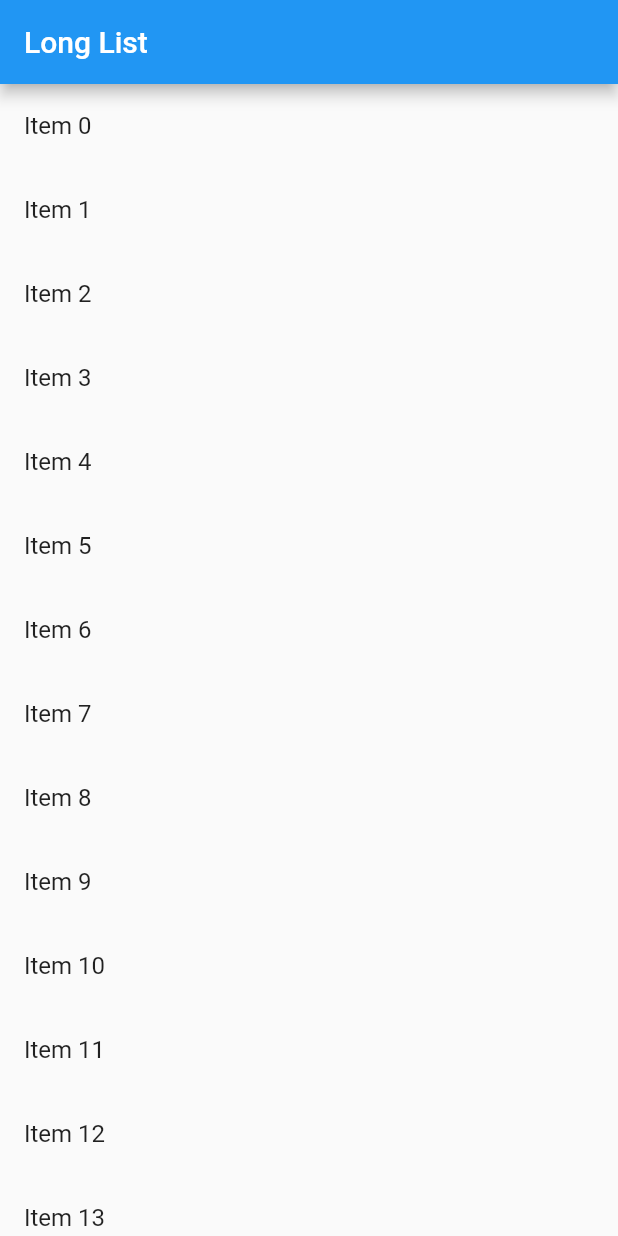
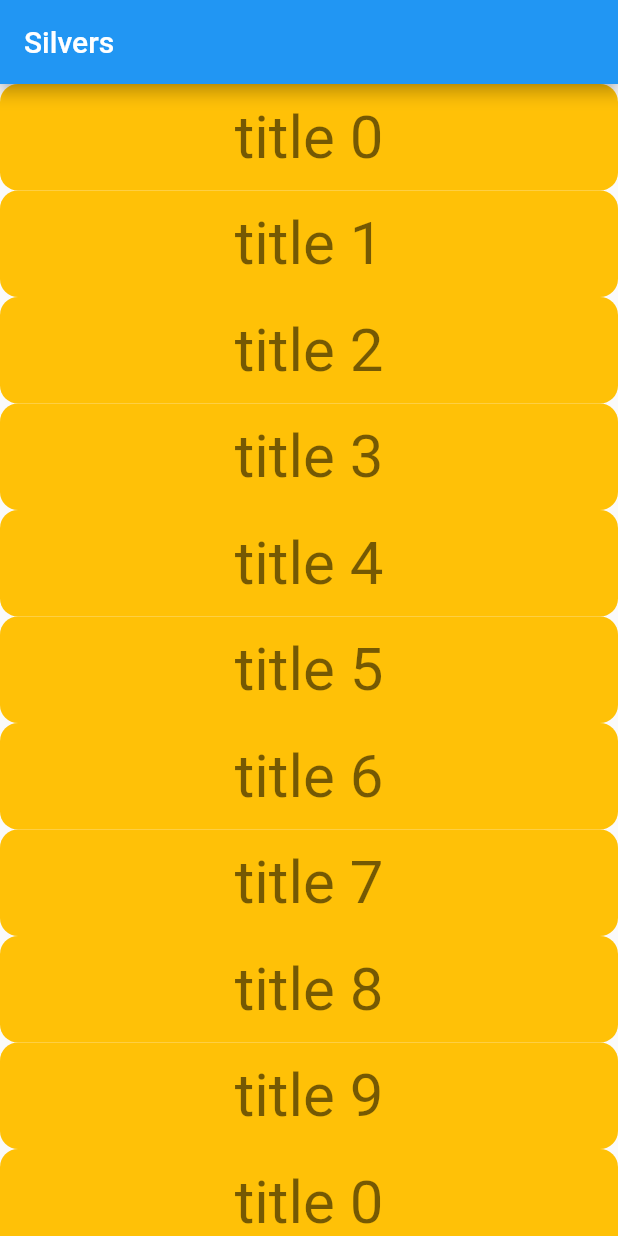
Before and after one commit to tkuanhoong/flutter_docu_app, a Flutter app: the screen it shows after launch, on a phone screen of 412 x 824 dp. Run offline on Flutter 3.47's test engine with Material 2 defaults, Android fonts, the phone set to English and light mode, and no system bars.

Commit message:
scrolling overview

```diff
--- a/lib/main.dart
+++ b/lib/main.dart
@@ -1,5 +1,5 @@
 import 'package:flutter/material.dart';
-import 'package:flutter_docu_app/ui/2.layout/2.1%20lists%20&%20grids/long_list.dart';
+import 'package:flutter_docu_app/ui/3.scrolling/3.1%20overview/silvers_example.dart';
 
 void main() {
   runApp(const MyApp());
@@ -10,10 +10,6 @@ class MyApp extends StatelessWidget {
 
   @override
   Widget build(BuildContext context) {
-    return MaterialApp(
-      home: LongList(
-        items: List<String>.generate(10000, (index) => 'Item $index'),
-      ),
-    );
+    return const MaterialApp(home: SilversExample());
   }
 }
--- /dev/null
+++ b/lib/ui/3.scrolling/3.1 overview/silvers_example.dart
@@ -0,0 +1,75 @@
+import 'package:flutter/material.dart';
+
+class SilversExample extends StatelessWidget {
+  const SilversExample({super.key});
+
+  @override
+  Widget build(BuildContext context) {
+    final mockList = List.generate(
+      10,
+      (index) => Container(
+        width: MediaQuery.of(context).size.width * 0.8,
+        padding: EdgeInsets.all(12),
+        decoration: BoxDecoration(
+            color: Colors.amber, borderRadius: BorderRadius.circular(12)),
+        child: Center(
+          child: Text(
+            "title $index",
+            style: Theme.of(context).textTheme.headlineLarge,
+          ),
+        ),
+      ),
+    );
+    //* Not recommend to use ShrinkWrap - big performance problem
+    //* if one of those inner list contain lots of widgets, especially with animations,
+    //* high risk of dropped frames, jank, stutters
+    // final outerListChildren = <ListView>[
+    //   ListView(
+    //* Flutter requires inner list item to completely evaluate itself and figure out its full size,
+    //* behaving just like 1 widget, this is exactly what shrinkWrap does - forcibly evalutes entire list of widgets
+    //     shrinkWrap: true,
+    //     physics: const NeverScrollableScrollPhysics(),
+    //     children: mockList,
+    //   ),
+    //   ListView(
+    //     shrinkWrap: true,
+    //     physics: const NeverScrollableScrollPhysics(),
+    //     children: mockList,
+    //   )
+    // ];
+    // return Scaffold(
+    //   appBar: AppBar(
+    //     title: Text('ShrinkWrap'),
+    //   ),
+    //   body: ListView.builder(
+    //     itemCount: outerListChildren.length,
+    //     itemBuilder: (context, index) {
+    //       return outerListChildren[index];
+    //     },
+    //   ),
+    // );
+
+    //* How to fix it? - use Silvers
+
+    final outerListChildren = <SliverList>[
+      SliverList(
+        delegate: SliverChildBuilderDelegate(
+            (context, index) => mockList[index],
+            childCount: mockList.length),
+      ),
+      SliverList(
+        delegate: SliverChildBuilderDelegate(
+            (context, index) => mockList[index],
+            childCount: mockList.length),
+      ),
+    ];
+    return Scaffold(
+      appBar: AppBar(
+        title: Text('Silvers'),
+      ),
+      body: CustomScrollView(
+        slivers: outerListChildren,
+      ),
+    );
+  }
+}
```
Also changed, not shown: lib/ui/3.scrolling/3.1 overview/basic_scrolling.dart (added, +30 -0 lines), lib/ui/3.scrolling/3.1 overview/draggable_sheet.dart (added, +34 -0 lines), lib/ui/3.scrolling/3.1 overview/list_wheel.dart (added, +37 -0 lines).
